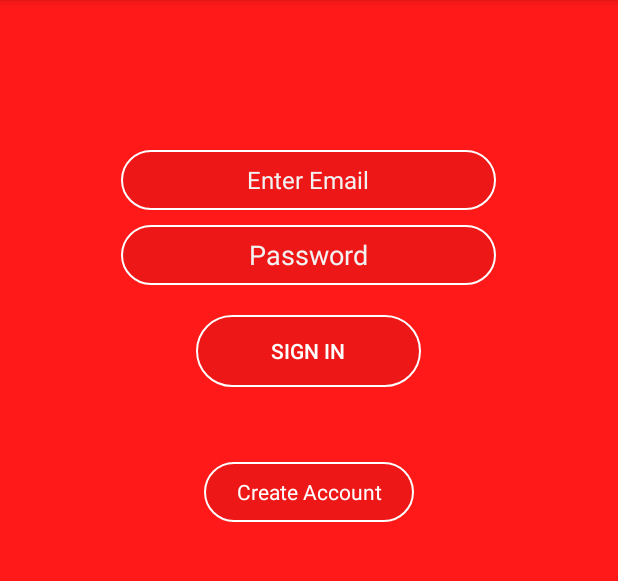
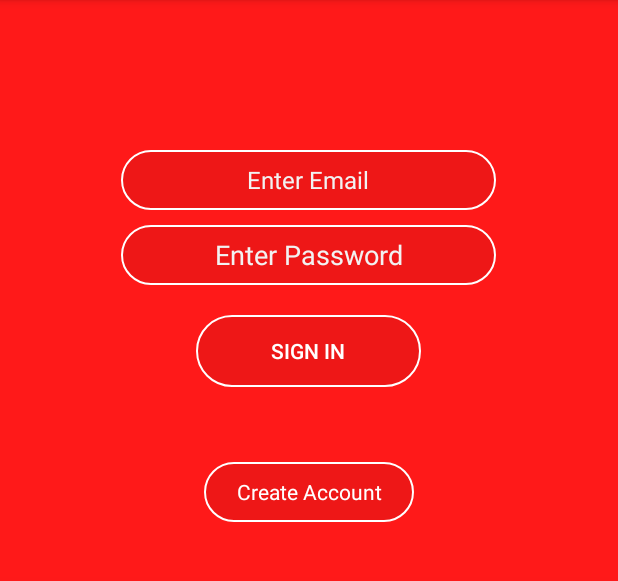
Before and after one commit to FrankKamala/Appointment_Booking, an Android app: the screen it shows after launch (login), on a phone screen of 412 x 824 dp, the part 84-665 px from its top. Run offline under Robolectric (Android 15) with nearby library versions, the light colour scheme and no system bars; our stand-ins replace Firebase (no records; nobody signed in at launch, a user with empty details on screens opened directly).

Commit message:
changed Password  hint

```diff
--- a/app/src/main/res/layout/activity_login.xml
+++ b/app/src/main/res/layout/activity_login.xml
@@ -34,7 +34,7 @@
         android:layout_marginTop="10dp"
         android:layout_gravity="center"
         android:gravity="center"
-        android:hint="Password"
+        android:hint="Enter Password"
         android:textColorHint="@color/white_pressed"
         android:ems="10"
         android:inputType="textPassword"
```
